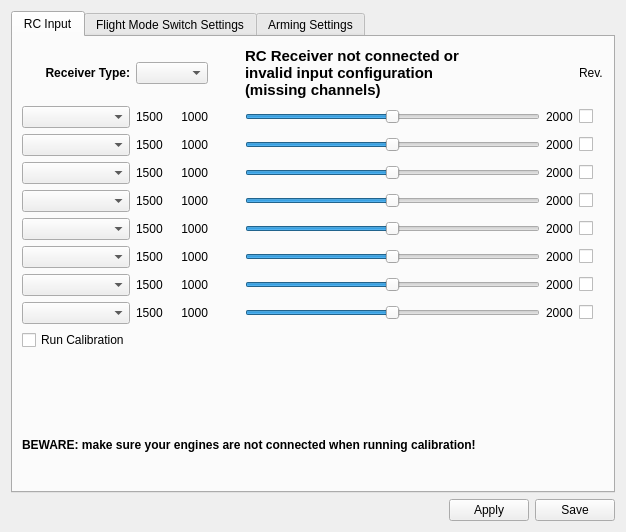
Old version of the form ground/openpilotgcs/src/plugins/config/input.ui in the repository openpilot/OpenPilot.
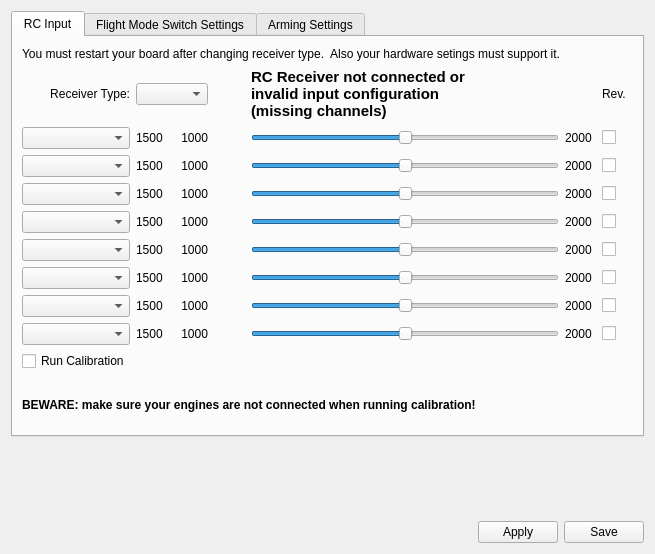
New version of the form. Icons and pictures are not drawn.

Commit message: Reenable the receiver type input now that it is required.

Diff of the .ui file:
```diff
--- a/ground/openpilotgcs/src/plugins/config/input.ui
+++ b/ground/openpilotgcs/src/plugins/config/input.ui
@@ -6,8 +6,8 @@
    <rect>
     <x>0</x>
     <y>0</y>
-    <width>626</width>
-    <height>532</height>
+    <width>655</width>
+    <height>554</height>
    </rect>
   </property>
   <property name="windowTitle">
@@ -24,12 +24,34 @@
        <string>RC Input</string>
       </attribute>
       <layout class="QGridLayout" name="gridLayout">
-       <item row="0" column="0">
+       <item row="0" column="0" colspan="9">
+        <widget class="QLabel" name="label_4">
+         <property name="sizePolicy">
+          <sizepolicy hsizetype="Preferred" vsizetype="Preferred">
+           <horstretch>50</horstretch>
+           <verstretch>0</verstretch>
+          </sizepolicy>
+         </property>
+         <property name="maximumSize">
+          <size>
+           <width>16777215</width>
+           <height>16777215</height>
+          </size>
+         </property>
+         <property name="text">
+          <string>You must restart your board after changing receiver type.  Also your hardware setings must support it.</string>
+         </property>
+         <property name="wordWrap">
+          <bool>true</bool>
+         </property>
+        </widget>
+       </item>
+       <item row="2" column="0">
         <widget class="QLabel" name="label_2">
          <property name="font">
           <font>
-           <weight>75</weight>
-           <bold>true</bold>
+           <weight>50</weight>
+           <bold>false</bold>
           </font>
          </property>
          <property name="text">
@@ -40,7 +62,7 @@
          </property>
         </widget>
        </item>
-       <item row="0" column="1" colspan="2">
+       <item row="2" column="1" colspan="2">
         <widget class="QComboBox" name="receiverType">
          <property name="toolTip">
           <string>Select the receiver type here:
@@ -50,7 +72,7 @@
          </property>
         </widget>
        </item>
-       <item row="0" column="4">
+       <item row="2" column="4">
         <layout class="QHBoxLayout" name="horizontalLayout_3">
          <item>
           <widget class="QLabel" name="RCInputConnected">
@@ -80,14 +102,14 @@
          </item>
         </layout>
        </item>
-       <item row="0" column="8">
+       <item row="2" column="8">
         <widget class="QLabel" name="label">
          <property name="text">
           <string>Rev.</string>
          </property>
         </widget>
        </item>
-       <item row="1" column="0">
+       <item row="3" column="0">
         <widget class="QComboBox" name="ch0Assign">
          <property name="iconSize">
           <size>
@@ -100,7 +122,7 @@
          </property>
         </widget>
        </item>
-       <item row="1" column="1">
+       <item row="3" column="1">
         <widget class="QLabel" name="ch0Cur">
          <property name="toolTip">
           <string>&lt;!DOCTYPE HTML PUBLIC &quot;-//W3C//DTD HTML 4.0//EN&quot; &quot;http://www.w3.org/TR/REC-html40/strict.dtd&quot;&gt;
@@ -114,7 +136,7 @@
          </property>
         </widget>
        </item>
-       <item row="1" column="2">
+       <item row="3" column="2">
         <widget class="QLabel" name="ch0Min">
          <property name="toolTip">
           <string>&lt;!DOCTYPE HTML PUBLIC &quot;-//W3C//DTD HTML 4.0//EN&quot; &quot;http://www.w3.org/TR/REC-html40/strict.dtd&quot;&gt;
@@ -132,7 +154,7 @@
          </property>
         </widget>
        </item>
-       <item row="1" column="4" colspan="3">
+       <item row="3" column="4" colspan="3">
         <widget class="QSlider" name="inSlider0">
          <property name="mouseTracking">
           <bool>true</bool>
@@ -151,7 +173,7 @@
          </property>
         </widget>
        </item>
-       <item row="1" column="7">
+       <item row="3" column="7">
         <widget class="QLabel" name="ch0Max">
          <property name="toolTip">
           <string>&lt;!DOCTYPE HTML PUBLIC &quot;-//W3C//DTD HTML 4.0//EN&quot; &quot;http://www.w3.org/TR/REC-html40/strict.dtd&quot;&gt;
@@ -166,7 +188,7 @@
          </property>
         </widget>
        </item>
-       <item row="1" column="8">
+       <item row="3" column="8">
         <widget class="QCheckBox" name="ch0Rev">
          <property name="toolTip">
           <string>Check this to reverse the channel.
@@ -178,10 +200,10 @@
          </property>
         </widget>
        </item>
-       <item row="2" column="0">
+       <item row="4" column="0">
         <widget class="QComboBox" name="ch1Assign"/>
        </item>
-       <item row="2" column="1">
+       <item row="4" column="1">
         <widget class="QLabel" name="ch1Cur">
          <property name="toolTip">
           <string>&lt;!DOCTYPE HTML PUBLIC &quot;-//W3C//DTD HTML 4.0//EN&quot; &quot;http://www.w3.org/TR/REC-html40/strict.dtd&quot;&gt;
@@ -195,7 +217,7 @@
          </property>
         </widget>
        </item>
-       <item row="2" column="2">
+       <item row="4" column="2">
         <widget class="QLabel" name="ch1Min">
          <property name="toolTip">
           <string>&lt;!DOCTYPE HTML PUBLIC &quot;-//W3C//DTD HTML 4.0//EN&quot; &quot;http://www.w3.org/TR/REC-html40/strict.dtd&quot;&gt;
@@ -213,7 +235,7 @@
          </property>
         </widget>
        </item>
-       <item row="2" column="4" colspan="3">
+       <item row="4" column="4" colspan="3">
         <widget class="QSlider" name="inSlider1">
          <property name="mouseTracking">
           <bool>true</bool>
@@ -232,7 +254,7 @@
          </property>
         </widget>
        </item>
-       <item row="2" column="7">
+       <item row="4" column="7">
         <widget class="QLabel" name="ch1Max">
          <property name="toolTip">
           <string>&lt;!DOCTYPE HTML PUBLIC &quot;-//W3C//DTD HTML 4.0//EN&quot; &quot;http://www.w3.org/TR/REC-html40/strict.dtd&quot;&gt;
@@ -247,7 +269,7 @@
          </property>
         </widget>
        </item>
-       <item row="2" column="8">
+       <item row="4" column="8">
         <widget class="QCheckBox" name="ch1Rev">
          <property name="toolTip">
           <string>Check this to reverse the channel.
@@ -259,10 +281,10 @@
          </property>
         </widget>
        </item>
-       <item row="3" column="0">
+       <item row="5" column="0">
         <widget class="QComboBox" name="ch2Assign"/>
        </item>
-       <item row="3" column="1">
+       <item row="5" column="1">
         <widget class="QLabel" name="ch2Cur">
          <property name="toolTip">
           <string>&lt;!DOCTYPE HTML PUBLIC &quot;-//W3C//DTD HTML 4.0//EN&quot; &quot;http://www.w3.org/TR/REC-html40/strict.dtd&quot;&gt;
@@ -276,7 +298,7 @@
          </property>
         </widget>
        </item>
-       <item row="3" column="2">
+       <item row="5" column="2">
         <widget class="QLabel" name="ch2Min">
          <property name="toolTip">
           <string>&lt;!DOCTYPE HTML PUBLIC &quot;-//W3C//DTD HTML 4.0//EN&quot; &quot;http://www.w3.org/TR/REC-html40/strict.dtd&quot;&gt;
@@ -294,7 +316,7 @@
          </property>
         </widget>
        </item>
-       <item row="3" column="4" colspan="3">
+       <item row="5" column="4" colspan="3">
         <widget class="QSlider" name="inSlider2">
          <property name="mouseTracking">
           <bool>true</bool>
@@ -313,7 +335,7 @@
          </property>
         </widget>
        </item>
-       <item row="3" column="7">
+       <item row="5" column="7">
         <widget class="QLabel" name="ch2Max">
          <property name="toolTip">
           <string>&lt;!DOCTYPE HTML PUBLIC &quot;-//W3C//DTD HTML 4.0//EN&quot; &quot;http://www.w3.org/TR/REC-html40/strict.dtd&quot;&gt;
@@ -328,7 +350,7 @@
          </property>
         </widget>
        </item>
-       <item row="3" column="8">
+       <item row="5" column="8">
         <widget class="QCheckBox" name="ch2Rev">
          <property name="toolTip">
           <string>Check this to reverse the channel.
@@ -340,10 +362,10 @@
          </property>
         </widget>
        </item>
-       <item row="4" column="0">
+       <item row="6" column="0">
         <widget class="QComboBox" name="ch3Assign"/>
        </item>
-       <item row="4" column="1">
+       <item row="6" column="1">
         <widget class="QLabel" name="ch3Cur">
          <property name="toolTip">
           <string>&lt;!DOCTYPE HTML PUBLIC &quot;-//W3C//DTD HTML 4.0//EN&quot; &quot;http://www.w3.org/TR/REC-html40/strict.dtd&quot;&gt;
@@ -357,7 +379,7 @@
          </property>
         </widget>
        </item>
-       <item row="4" column="2">
+       <item row="6" column="2">
         <widget class="QLabel" name="ch3Min">
          <property name="toolTip">
           <string>&lt;!DOCTYPE HTML PUBLIC &quot;-//W3C//DTD HTML 4.0//EN&quot; &quot;http://www.w3.org/TR/REC-html40/strict.dtd&quot;&gt;
@@ -375,7 +397,7 @@
          </property>
         </widget>
        </item>
-       <item row="4" column="4" colspan="3">
+       <item row="6" column="4" colspan="3">
         <widget class="QSlider" name="inSlider3">
          <property name="mouseTracking">
           <bool>true</bool>
@@ -394,7 +416,7 @@
          </property>
         </widget>
        </item>
-       <item row="4" column="7">
+       <item row="6" column="7">
         <widget class="QLabel" name="ch3Max">
          <property name="toolTip">
           <string>&lt;!DOCTYPE HTML PUBLIC &quot;-//W3C//DTD HTML 4.0//EN&quot; &quot;http://www.w3.org/TR/REC-html40/strict.dtd&quot;&gt;
@@ -409,7 +431,7 @@
          </property>
         </widget>
        </item>
-       <item row="4" column="8">
+       <item row="6" column="8">
         <widget class="QCheckBox" name="ch3Rev">
          <property name="toolTip">
           <string>Check this to reverse the channel.
@@ -421,10 +443,10 @@
          </property>
         </widget>
        </item>
-       <item row="5" column="0">
+       <item row="7" column="0">
         <widget class="QComboBox" name="ch4Assign"/>
        </item>
-       <item row="5" column="1">
+       <item row="7" column="1">
         <widget class="QLabel" name="ch4Cur">
          <property name="toolTip">
           <string>&lt;!DOCTYPE HTML PUBLIC &quot;-//W3C//DTD HTML 4.0//EN&quot; &quot;http://www.w3.org/TR/REC-html40/strict.dtd&quot;&gt;
@@ -438,7 +460,7 @@
          </property>
         </widget>
        </item>
-       <item row="5" column="2">
+       <item row="7" column="2">
         <widget class="QLabel" name="ch4Min">
          <property name="toolTip">
           <string>&lt;!DOCTYPE HTML PUBLIC &quot;-//W3C//DTD HTML 4.0//EN&quot; &quot;http://www.w3.org/TR/REC-html40/strict.dtd&quot;&gt;
@@ -456,7 +478,7 @@
          </property>
         </widget>
        </item>
-       <item row="5" column="4" colspan="3">
+       <item row="7" column="4" colspan="3">
         <widget class="QSlider" name="inSlider4">
          <property name="mouseTracking">
           <bool>true</bool>
@@ -475,7 +497,7 @@
          </property>
         </widget>
        </item>
-       <item row="5" column="7">
+       <item row="7" column="7">
         <widget class="QLabel" name="ch4Max">
          <property name="toolTip">
           <string>&lt;!DOCTYPE HTML PUBLIC &quot;-//W3C//DTD HTML 4.0//EN&quot; &quot;http://www.w3.org/TR/REC-html40/strict.dtd&quot;&gt;
@@ -490,7 +512,7 @@
          </property>
         </widget>
        </item>
-       <item row="5" column="8">
+       <item row="7" column="8">
         <widget class="QCheckBox" name="ch4Rev">
          <property name="toolTip">
           <string>Check this to reverse the channel.
@@ -502,10 +524,10 @@
          </property>
         </widget>
        </item>
-       <item row="6" column="0">
+       <item row="8" column="0">
         <widget class="QComboBox" name="ch5Assign"/>
        </item>
-       <item row="6" column="1">
+       <item row="8" column="1">
         <widget class="QLabel" name="ch5Cur">
          <property name="toolTip">
           <string>&lt;!DOCTYPE HTML PUBLIC &quot;-//W3C//DTD HTML 4.0//EN&quot; &quot;http://www.w3.org/TR/REC-html40/strict.dtd&quot;&gt;
@@ -519,7 +541,7 @@
          </property>
         </widget>
        </item>
-       <item row="6" column="2">
+       <item row="8" column="2">
         <widget class="QLabel" name="ch5Min">
          <property name="toolTip">
           <string>&lt;!DOCTYPE HTML PUBLIC &quot;-//W3C//DTD HTML 4.0//EN&quot; &quot;http://www.w3.org/TR/REC-html40/strict.dtd&quot;&gt;
@@ -537,7 +559,7 @@
          </property>
         </widget>
        </item>
-       <item row="6" column="4" colspan="3">
+       <item row="8" column="4" colspan="3">
         <widget class="QSlider" name="inSlider5">
          <property name="mouseTracking">
           <bool>true</bool>
@@ -556,7 +578,7 @@
          </property>
         </widget>
        </item>
-       <item row="6" column="7">
+       <item row="8" column="7">
         <widget class="QLabel" name="ch5Max">
          <property name="toolTip">
           <string>&lt;!DOCTYPE HTML PUBLIC &quot;-//W3C//DTD HTML 4.0//EN&quot; &quot;http://www.w3.org/TR/REC-html40/strict.dtd&quot;&gt;
@@ -571,7 +593,7 @@
          </property>
         </widget>
        </item>
-       <item row="6" column="8">
+       <item row="8" column="8">
         <widget class="QCheckBox" name="ch5Rev">
          <property name="toolTip">
           <string>Check this to reverse the channel.
@@ -583,10 +605,10 @@
          </property>
         </widget>
        </item>
-       <item row="7" column="0">
+       <item row="9" column="0">
         <widget class="QComboBox" name="ch6Assign"/>
        </item>
-       <item row="7" column="1">
+       <item row="9" column="1">
         <widget class="QLabel" name="ch6Cur">
          <property name="toolTip">
           <string>&lt;!DOCTYPE HTML PUBLIC &quot;-//W3C//DTD HTML 4.0//EN&quot; &quot;http://www.w3.org/TR/REC-html40/strict.dtd&quot;&gt;
@@ -600,7 +622,7 @@
          </property>
         </widget>
        </item>
-       <item row="7" column="2">
+       <item row="9" column="2">
         <widget class="QLabel" name="ch6Min">
          <property name="toolTip">
           <string>&lt;!DOCTYPE HTML PUBLIC &quot;-//W3C//DTD HTML 4.0//EN&quot; &quot;http://www.w3.org/TR/REC-html40/strict.dtd&quot;&gt;
@@ -618,7 +640,7 @@
          </property>
         </widget>
        </item>
-       <item row="7" column="4" colspan="3">
+       <item row="9" column="4" colspan="3">
         <widget class="QSlider" name="inSlider6">
          <property name="mouseTracking">
           <bool>true</bool>
@@ -637,7 +659,7 @@
          </property>
         </widget>
        </item>
-       <item row="7" column="7">
+       <item row="9" column="7">
         <widget class="QLabel" name="ch6Max">
          <property name="toolTip">
           <string>&lt;!DOCTYPE HTML PUBLIC &quot;-//W3C//DTD HTML 4.0//EN&quot; &quot;http://www.w3.org/TR/REC-html40/strict.dtd&quot;&gt;
@@ -652,7 +674,7 @@
          </property>
         </widget>
        </item>
-       <item row="7" column="8">
+       <item row="9" column="8">
         <widget class="QCheckBox" name="ch6Rev">
          <property name="toolTip">
           <string>Check this to reverse the channel.
@@ -664,10 +686,10 @@
          </property>
         </widget>
        </item>
-       <item row="8" column="0">
+       <item row="10" column="0">
         <widget class="QComboBox" name="ch7Assign"/>
        </item>
-       <item row="8" column="1">
+       <item row="10" column="1">
         <widget class="QLabel" name="ch7Cur">
          <property name="toolTip">
           <string>&lt;!DOCTYPE HTML PUBLIC &quot;-//W3C//DTD HTML 4.0//EN&quot; &quot;http://www.w3.org/TR/REC-html40/strict.dtd&quot;&gt;
@@ -681,7 +703,7 @@
          </property>
         </widget>
        </item>
-       <item row="8" column="2">
+       <item row="10" column="2">
         <widget class="QLabel" name="ch7Min">
          <property name="toolTip">
           <string>&lt;!DOCTYPE HTML PUBLIC &quot;-//W3C//DTD HTML 4.0//EN&quot; &quot;http://www.w3.org/TR/REC-html40/strict.dtd&quot;&gt;
@@ -699,7 +721,7 @@
          </property>
         </widget>
        </item>
-       <item row="8" column="4" colspan="3">
+       <item row="10" column="4" colspan="3">
         <widget class="QSlider" name="inSlider7">
          <property name="mouseTracking">
           <bool>true</bool>
@@ -718,7 +740,7 @@
          </property>
         </widget>
        </item>
-       <item row="8" column="7">
+       <item row="10" column="7">
         <widget class="QLabel" name="ch7Max">
          <property name="toolTip">
           <string>&lt;!DOCTYPE HTML PUBLIC &quot;-//W3C//DTD HTML 4.0//EN&quot; &quot;http://www.w3.org/TR/REC-html40/strict.dtd&quot;&gt;
@@ -733,7 +755,7 @@
          </property>
         </widget>
        </item>
-       <item row="8" column="8">
+       <item row="10" column="8">
         <widget class="QCheckBox" name="ch7Rev">
          <property name="toolTip">
           <string>Check this to reverse the channel.
@@ -745,34 +767,7 @@
          </property>
         </widget>
        </item>
-       <item row="14" column="0" colspan="9">
-        <widget class="QLabel" name="label_20">
-         <property name="font">
-          <font>
-           <weight>75</weight>
-           <bold>true</bold>
-          </font>
-         </property>
-         <property name="text">
-          <string>BEWARE: make sure your engines are not connected when running calibration!
-</string>
-         </property>
-        </widget>
-       </item>
-       <item row="11" column="0" colspan="9">
-        <widget class="QLabel" name="lblMissingInputs">
-         <property name="font">
-          <font>
-           <weight>75</weight>
-           <bold>true</bold>
-          </font>
-         </property>
-         <property name="text">
-          <string/>
-         </property>
-        </widget>
-       </item>
-       <item row="9" column="0">
+       <item row="11" column="0">
         <widget class="QCheckBox" name="doRCInputCalibration">
          <property name="font">
           <font>
@@ -792,6 +787,33 @@
          </property>
         </widget>
        </item>
+       <item row="13" column="0" colspan="9">
+        <widget class="QLabel" name="lblMissingInputs">
+         <property name="font">
+          <font>
+           <weight>75</weight>
+           <bold>true</bold>
+          </font>
+         </property>
+         <property name="text">
+          <string/>
+         </property>
+        </widget>
+       </item>
+       <item row="16" column="0" colspan="9">
+        <widget class="QLabel" name="label_20">
+         <property name="font">
+          <font>
+           <weight>75</weight>
+           <bold>true</bold>
+          </font>
+         </property>
+         <property name="text">
+          <string>BEWARE: make sure your engines are not connected when running calibration!
+</string>
+         </property>
+        </widget>
+       </item>
       </layout>
      </widget>
      <widget class="QWidget" name="tab_3">
@@ -1170,6 +1192,19 @@
      </widget>
     </widget>
    </item>
+   <item>
+    <spacer name="verticalSpacer_2">
+     <property name="orientation">
+      <enum>Qt::Vertical</enum>
+     </property>
+     <property name="sizeHint" stdset="0">
+      <size>
+       <width>20</width>
+       <height>40</height>
+      </size>
+     </property>
+    </spacer>
+   </item>
    <item>
     <layout class="QHBoxLayout" name="horizontalLayout_5">
      <item>
```
The commit also changes 1 other file.
